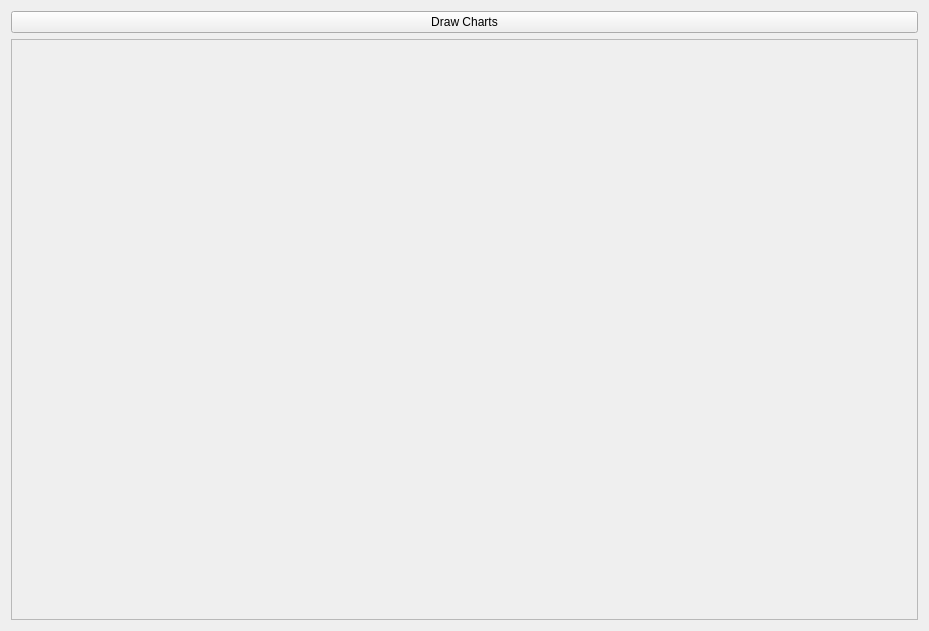
Before: the Qt Designer form app/statistics/temporal/PauseLengthDistributionWIdget.ui in praaline/Praaline, drawn with Qt 5.
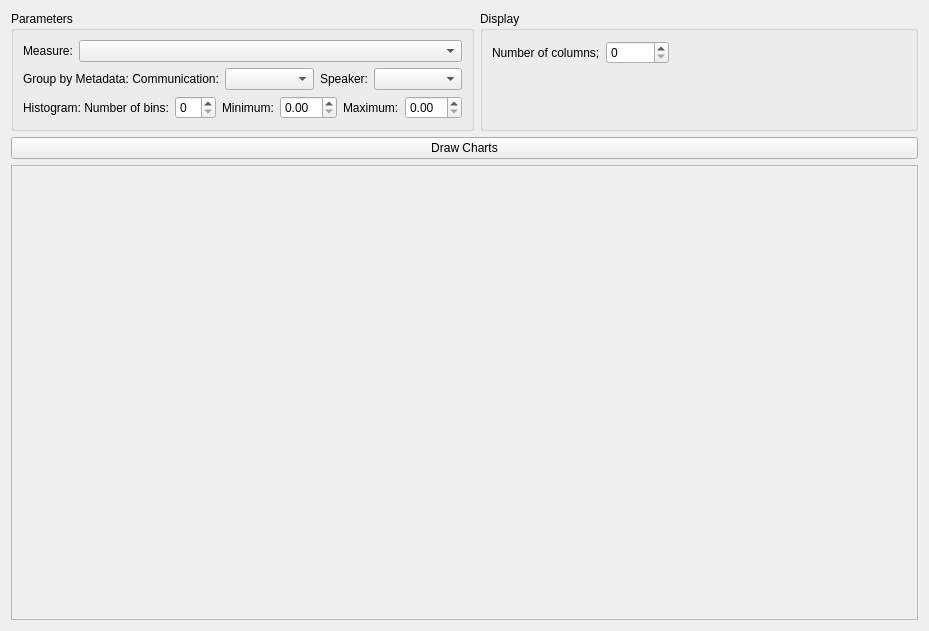
After: the same form once the commit is applied.

```diff
--- a/app/statistics/temporal/PauseLengthDistributionWIdget.ui
+++ b/app/statistics/temporal/PauseLengthDistributionWIdget.ui
@@ -13,15 +13,8 @@
   <property name="windowTitle">
    <string>Form</string>
   </property>
-  <layout class="QGridLayout" name="gridLayout">
-   <item row="0" column="0">
-    <widget class="QPushButton" name="commandDraw">
-     <property name="text">
-      <string>Draw Charts</string>
-     </property>
-    </widget>
-   </item>
-   <item row="1" column="0">
+  <layout class="QGridLayout" name="gridLayout_2">
+   <item row="2" column="0" colspan="2">
     <widget class="QScrollArea" name="scrollArea">
      <property name="widgetResizable">
       <bool>true</bool>
@@ -32,13 +25,154 @@
         <x>0</x>
         <y>0</y>
         <width>909</width>
-        <height>583</height>
+        <height>451</height>
        </rect>
       </property>
       <layout class="QGridLayout" name="gridLayoutCharts"/>
      </widget>
     </widget>
    </item>
+   <item row="0" column="0">
+    <widget class="QGroupBox" name="groupBox">
+     <property name="title">
+      <string>Parameters</string>
+     </property>
+     <layout class="QGridLayout" name="gridLayout">
+      <item row="0" column="0">
+       <layout class="QHBoxLayout" name="horizontalLayoutMeasure">
+        <item>
+         <widget class="QLabel" name="labelMeasure">
+          <property name="sizePolicy">
+           <sizepolicy hsizetype="Fixed" vsizetype="Preferred">
+            <horstretch>0</horstretch>
+            <verstretch>0</verstretch>
+           </sizepolicy>
+          </property>
+          <property name="text">
+           <string>Measure:</string>
+          </property>
+         </widget>
+        </item>
+        <item>
+         <widget class="QComboBox" name="comboBoxMeasure"/>
+        </item>
+       </layout>
+      </item>
+      <item row="1" column="0">
+       <layout class="QHBoxLayout" name="horizontalLayoutGroupBy">
+        <item>
+         <widget class="QLabel" name="labelGroupByCom">
+          <property name="sizePolicy">
+           <sizepolicy hsizetype="Fixed" vsizetype="Preferred">
+            <horstretch>0</horstretch>
+            <verstretch>0</verstretch>
+           </sizepolicy>
+          </property>
+          <property name="text">
+           <string>Group by Metadata: Communication:</string>
+          </property>
+         </widget>
+        </item>
+        <item>
+         <widget class="QComboBox" name="comboBoxGroupByCom"/>
+        </item>
+        <item>
+         <widget class="QLabel" name="labelGroupBySpk">
+          <property name="sizePolicy">
+           <sizepolicy hsizetype="Fixed" vsizetype="Preferred">
+            <horstretch>0</horstretch>
+            <verstretch>0</verstretch>
+           </sizepolicy>
+          </property>
+          <property name="text">
+           <string>Speaker:</string>
+          </property>
+         </widget>
+        </item>
+        <item>
+         <widget class="QComboBox" name="comboBoxGroupBySpk"/>
+        </item>
+       </layout>
+      </item>
+      <item row="2" column="0">
+       <layout class="QHBoxLayout" name="horizontalLayoutHistogram">
+        <item>
+         <widget class="QLabel" name="labelNumberOfBins">
+          <property name="text">
+           <string>Histogram: Number of bins:</string>
+          </property>
+         </widget>
+        </item>
+        <item>
+         <widget class="QSpinBox" name="spinBoxNumberOfBins"/>
+        </item>
+        <item>
+         <widget class="QLabel" name="labelMinimum">
+          <property name="text">
+           <string>Minimum:</string>
+          </property>
+         </widget>
+        </item>
+        <item>
+         <widget class="QDoubleSpinBox" name="doubleSpinBoxMinimum"/>
+        </item>
+        <item>
+         <widget class="QLabel" name="labelMaximum">
+          <property name="sizePolicy">
+           <sizepolicy hsizetype="Fixed" vsizetype="Preferred">
+            <horstretch>0</horstretch>
+            <verstretch>0</verstretch>
+           </sizepolicy>
+          </property>
+          <property name="text">
+           <string>Maximum:</string>
+          </property>
+         </widget>
+        </item>
+        <item>
+         <widget class="QDoubleSpinBox" name="doubleSpinBoxMaximum"/>
+        </item>
+       </layout>
+      </item>
+     </layout>
+    </widget>
+   </item>
+   <item row="0" column="1">
+    <widget class="QGroupBox" name="groupBoxDisplay">
+     <property name="title">
+      <string>Display</string>
+     </property>
+     <widget class="QWidget" name="">
+      <property name="geometry">
+       <rect>
+        <x>12</x>
+        <y>29</y>
+        <width>177</width>
+        <height>25</height>
+       </rect>
+      </property>
+      <layout class="QHBoxLayout" name="horizontalLayoutNumberOfColumns">
+       <item>
+        <widget class="QLabel" name="labelNumberOfColumns">
+         <property name="text">
+          <string>Number of columns;</string>
+         </property>
+        </widget>
+       </item>
+       <item>
+        <widget class="QSpinBox" name="spinBoxNumberOfColumns"/>
+       </item>
+      </layout>
+     </widget>
+    </widget>
+   </item>
+   <item row="1" column="0" colspan="2">
+    <widget class="QPushButton" name="commandDraw">
+     <property name="text">
+      <string>Draw Charts</string>
+     </property>
+    </widget>
+   </item>
   </layout>
  </widget>
  <resources/>
```
